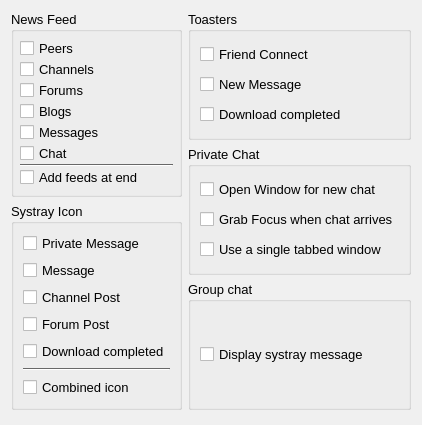
RetroShare/RetroShare, file retroshare-gui/src/gui/settings/NotifyPage.ui: the form before one commit.
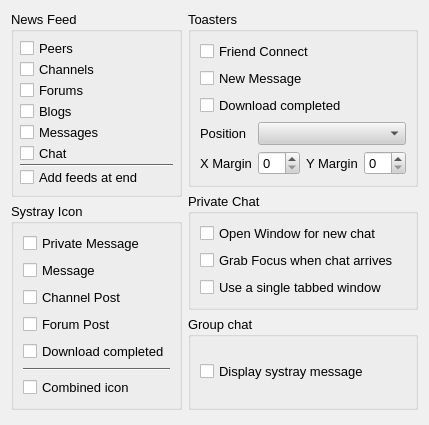
The form after the commit.

Commit message: Added new setting for the position and the margin of the toaster. Cleaned translation of the toaster GUI.

Patch:
```diff
--- a/retroshare-gui/src/gui/settings/NotifyPage.ui
+++ b/retroshare-gui/src/gui/settings/NotifyPage.ui
@@ -683,6 +683,85 @@
             </property>
            </widget>
           </item>
+          <item>
+           <layout class="QGridLayout" name="gridLayout">
+            <item row="1" column="0">
+             <widget class="QLabel" name="labelToasterPosition">
+              <property name="sizePolicy">
+               <sizepolicy hsizetype="Minimum" vsizetype="Preferred">
+                <horstretch>0</horstretch>
+                <verstretch>0</verstretch>
+               </sizepolicy>
+              </property>
+              <property name="text">
+               <string>Position</string>
+              </property>
+             </widget>
+            </item>
+            <item row="1" column="1" colspan="3">
+             <widget class="QComboBox" name="comboBoxToasterPosition">
+              <property name="sizePolicy">
+               <sizepolicy hsizetype="MinimumExpanding" vsizetype="Fixed">
+                <horstretch>0</horstretch>
+                <verstretch>0</verstretch>
+               </sizepolicy>
+              </property>
+             </widget>
+            </item>
+            <item row="2" column="0">
+             <widget class="QLabel" name="labelToasterXMargin">
+              <property name="sizePolicy">
+               <sizepolicy hsizetype="Minimum" vsizetype="Preferred">
+                <horstretch>0</horstretch>
+                <verstretch>0</verstretch>
+               </sizepolicy>
+              </property>
+              <property name="text">
+               <string>X Margin</string>
+              </property>
+             </widget>
+            </item>
+            <item row="2" column="1">
+             <widget class="QSpinBox" name="spinBoxToasterXMargin">
+              <property name="sizePolicy">
+               <sizepolicy hsizetype="Fixed" vsizetype="Fixed">
+                <horstretch>0</horstretch>
+                <verstretch>0</verstretch>
+               </sizepolicy>
+              </property>
+              <property name="maximum">
+               <number>20</number>
+              </property>
+             </widget>
+            </item>
+            <item row="2" column="2">
+             <widget class="QLabel" name="labelToasterYMargin">
+              <property name="sizePolicy">
+               <sizepolicy hsizetype="Minimum" vsizetype="Preferred">
+                <horstretch>0</horstretch>
+                <verstretch>0</verstretch>
+               </sizepolicy>
+              </property>
+              <property name="text">
+               <string>Y Margin</string>
+              </property>
+             </widget>
+            </item>
+            <item row="2" column="3">
+             <widget class="QSpinBox" name="spinBoxToasterYMargin">
+              <property name="sizePolicy">
+               <sizepolicy hsizetype="Fixed" vsizetype="Fixed">
+                <horstretch>0</horstretch>
+                <verstretch>0</verstretch>
+               </sizepolicy>
+              </property>
+              <property name="maximum">
+               <number>20</number>
+              </property>
+             </widget>
+            </item>
+           </layout>
+          </item>
          </layout>
         </widget>
        </item>
```
The commit also changes 10 other files.
